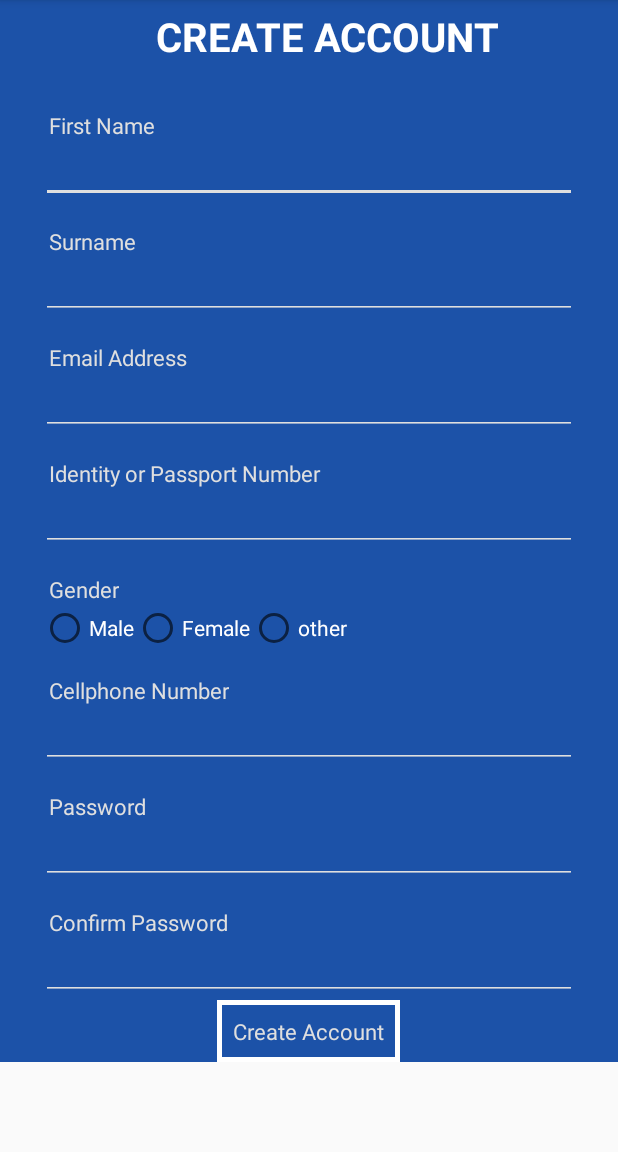
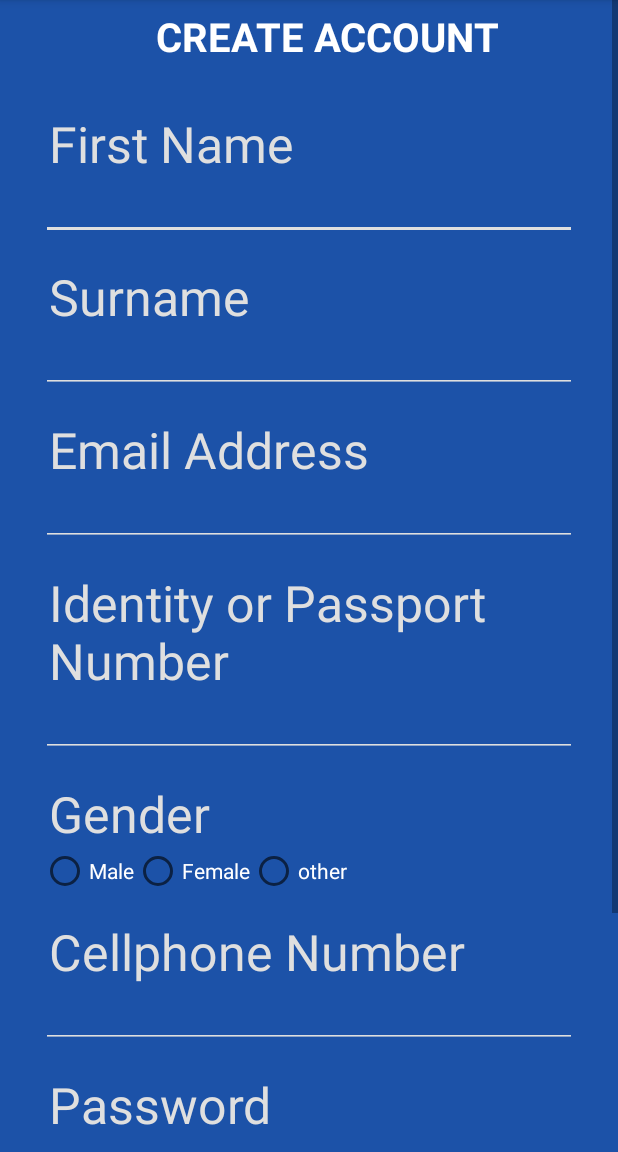
Before and after one commit to just-imagine/Doctor_Appointment_Booking, an Android app: the WelcomeActivity2 screen opened directly, with no data from a screen before it, on a phone screen of 412 x 824 dp, the part 84-1236 px from its top. Run offline under Robolectric (Android 15) with nearby library versions, the phone set to English and light mode, and no system bars.

Commit message:
Increased font on the Registration page

```diff
--- a/app/src/main/java/com/example/a1611821/doctor_appointment_booking/WelcomeActivity2.java
+++ b/app/src/main/java/com/example/a1611821/doctor_appointment_booking/WelcomeActivity2.java
@@ -13,7 +13,7 @@ import android.widget.RadioGroup;
 import android.widget.TextView;
 import android.widget.Toast;
 
-public class WelcomeActivity2 extends AppCompatActivity  implements View.OnClickListener{
+public class        WelcomeActivity2 extends AppCompatActivity  implements View.OnClickListener{
     TextView CreateAccount;
     EditText Firstname;
     EditText Surname;
--- a/app/src/main/res/layout/activity_welcome2.xml
+++ b/app/src/main/res/layout/activity_welcome2.xml
@@ -46,14 +46,14 @@
                 android:layout_height="wrap_content"
                 android:textColor="#dfdfdf"
                 android:paddingLeft="5dp"
-                android:textSize="22px"
+                android:textSize="50px"
                 android:text="First Name"/>
             <EditText
                 android:id="@+id/fullnames"
                 android:layout_width="match_parent"
                 android:layout_height="42dp"
                 android:backgroundTint="#dfdfdf"
-                android:textSize="30px"
+                android:textSize="45px"
                 android:maxLines="1"
                 android:singleLine="true"/>
         </LinearLayout>
@@ -70,14 +70,14 @@
                 android:layout_height="wrap_content"
                 android:textColor="#dfdfdf"
                 android:paddingLeft="5dp"
-                android:textSize="22px"
+                android:textSize="50px"
                 android:text="Surname"/>
             <EditText
                 android:id="@+id/Surname"
                 android:layout_width="match_parent"
                 android:layout_height="42dp"
                 android:backgroundTint="#dfdfdf"
-                android:textSize="30px"
+                android:textSize="45px"
                 android:maxLines="1"
                 android:singleLine="true"/>
         </LinearLayout>
@@ -95,14 +95,14 @@
                 android:layout_height="wrap_content"
                 android:textColor="#dfdfdf"
                 android:paddingLeft="5dp"
-                android:textSize="22px"
+                android:textSize="50px"
                 android:text="Email Address"/>
             <EditText
                 android:id="@+id/email"
                 android:layout_width="match_parent"
                 android:layout_height="42dp"
                 android:backgroundTint="#dfdfdf"
-                android:textSize="25px"
+                android:textSize="45px"
                 android:maxLines="1"
                 android:singleLine="true"/>
         </LinearLayout>
@@ -120,7 +120,7 @@
                 android:layout_height="wrap_content"
                 android:textColor="#dfdfdf"
                 android:paddingLeft="5dp"
-                android:textSize="22px"
+                android:textSize="50px"
                 android:text="Identity or Passport Number"/>
             <EditText
                 android:inputType="numberDecimal"
@@ -128,7 +128,7 @@
                 android:layout_width="match_parent"
                 android:layout_height="42dp"
                 android:backgroundTint="#dfdfdf"
-                android:textSize="25px"
+                android:textSize="45px"
                 android:maxLines="1"
                 android:singleLine="true"/>
         </LinearLayout>
@@ -146,7 +146,7 @@
                 android:layout_height="wrap_content"
                 android:textColor="#dfdfdf"
                 android:paddingLeft="5dp"
-                android:textSize="22px"
+                android:textSize="50px"
                 android:text="Gender"/>
             <RadioGroup
                 android:id="@+id/sex"
@@ -188,7 +188,7 @@
                 android:layout_height="wrap_content"
                 android:textColor="#dfdfdf"
                 android:paddingLeft="5dp"
-                android:textSize="22px"
+                android:textSize="50px"
                 android:text="Cellphone Number"/>
             <EditText
                 android:inputType="numberDecimal"
@@ -196,7 +196,7 @@
                 android:layout_width="match_parent"
                 android:layout_height="42dp"
                 android:backgroundTint="#dfdfdf"
-                android:textSize="25px"
+                android:textSize="45px"
                 android:maxLines="1"
                 android:singleLine="true"/>
         </LinearLayout>
@@ -214,14 +214,14 @@
                 android:layout_height="wrap_content"
                 android:textColor="#dfdfdf"
                 android:paddingLeft="5dp"
-                android:textSize="22px"
+                android:textSize="50px"
                 android:text="Password"/>
             <EditText
                 android:id="@+id/password"
                 android:layout_width="match_parent"
                 android:layout_height="42dp"
                 android:backgroundTint="#dfdfdf"
-                android:textSize="25px"
+                android:textSize="45px"
                 android:maxLines="1"
                 android:singleLine="true"
                 android:inputType="textPassword"/>
@@ -240,14 +240,14 @@
                 android:layout_height="wrap_content"
                 android:textColor="#dfdfdf"
                 android:paddingLeft="5dp"
-                android:textSize="22px"
+                android:textSize="50px"
                 android:text="Confirm Password"/>
             <EditText
                 android:id="@+id/confirmation"
                 android:layout_width="match_parent"
                 android:layout_height="42dp"
                 android:backgroundTint="#dfdfdf"
-                android:textSize="25px"
+                android:textSize="45px"
                 android:maxLines="1"
                 android:singleLine="true"
                 android:inputType="textPassword"/>
@@ -269,7 +269,7 @@
                 android:layout_height="wrap_content"
                 android:textColor="#dfdfdf"
                 android:padding="5dp"
-                android:textSize="22px"
+                android:textSize="50px"
                 android:text="Create Account"
                 android:clickable="true"/>
         </LinearLayout>
```
